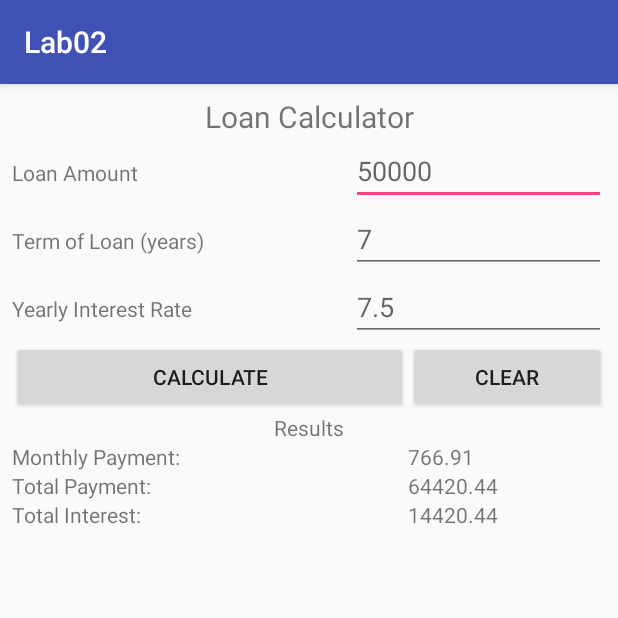
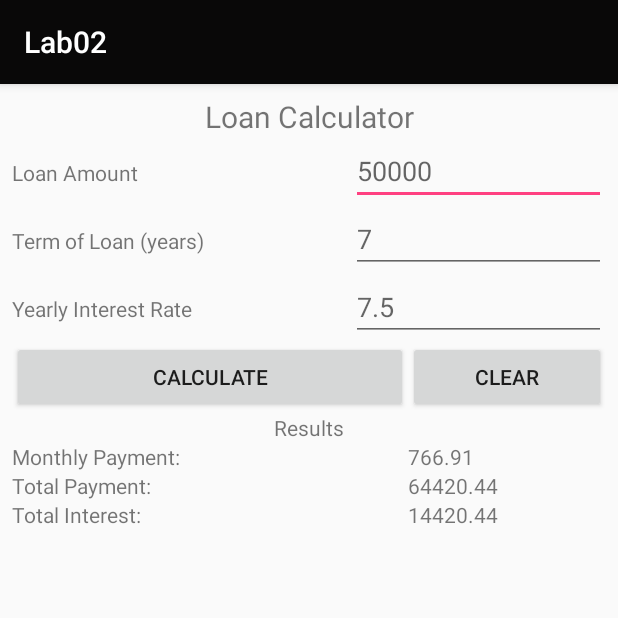
Before and after one commit to DenisLebedev/lab2-calculator, an Android app: the screen it shows after launch (MainActivity), on a phone screen of 412 x 824 dp, the top half of it. Run offline under Robolectric (Android 15) with nearby library versions, the phone set to English and light mode, and no system bars.

```diff
--- a/app/src/main/res/values/colors.xml
+++ b/app/src/main/res/values/colors.xml
@@ -1,6 +1,6 @@
 <?xml version="1.0" encoding="utf-8"?>
 <resources>
-    <color name="colorPrimary">#3F51B5</color>
+    <color name="colorPrimary">#090808</color>
     <color name="colorPrimaryDark">#303F9F</color>
     <color name="colorAccent">#FF4081</color>
 </resources>
```
Also changed, not shown: app/src/main/res/values/styles.xml (+13 -0 lines).
